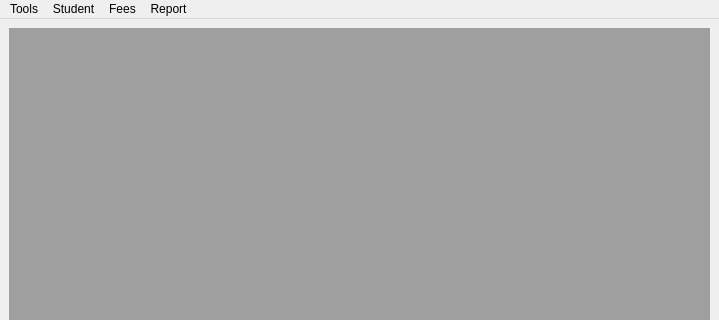
The window that MainWindow/MainWindow.ui (vaishaligawarkar777-pixel/Password_Login_Project) describes before a commit, drawn with Qt 5; both pictures show x 0 to 719 and y 0 to 320 of the 719 by 600 pixel window.
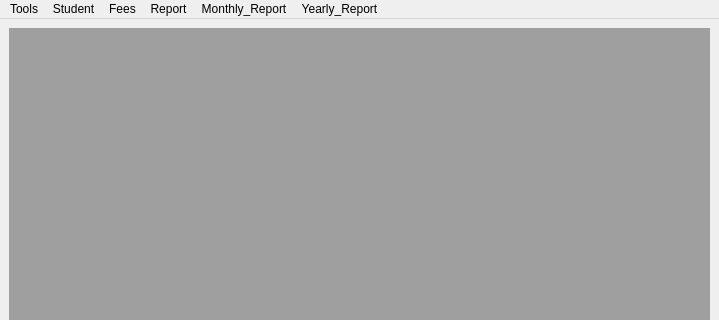
The same window after the commit.

What changed in the file:
```diff
--- a/MainWindow/MainWindow.ui
+++ b/MainWindow/MainWindow.ui
@@ -56,10 +56,22 @@
     </property>
     <addaction name="actionOpen_Form3"/>
    </widget>
+   <widget class="QMenu" name="menuMonthlyReport">
+    <property name="title">
+     <string>Monthly_Report</string>
+    </property>
+   </widget>
+   <widget class="QMenu" name="menuYearly_Report">
+    <property name="title">
+     <string>Yearly_Report</string>
+    </property>
+   </widget>
    <addaction name="menuTools"/>
    <addaction name="menuStudent"/>
    <addaction name="menuFees"/>
    <addaction name="menuReport"/>
+   <addaction name="menuMonthlyReport"/>
+   <addaction name="menuYearly_Report"/>
   </widget>
   <widget class="QStatusBar" name="statusbar"/>
   <action name="actionAdd_User">
```
